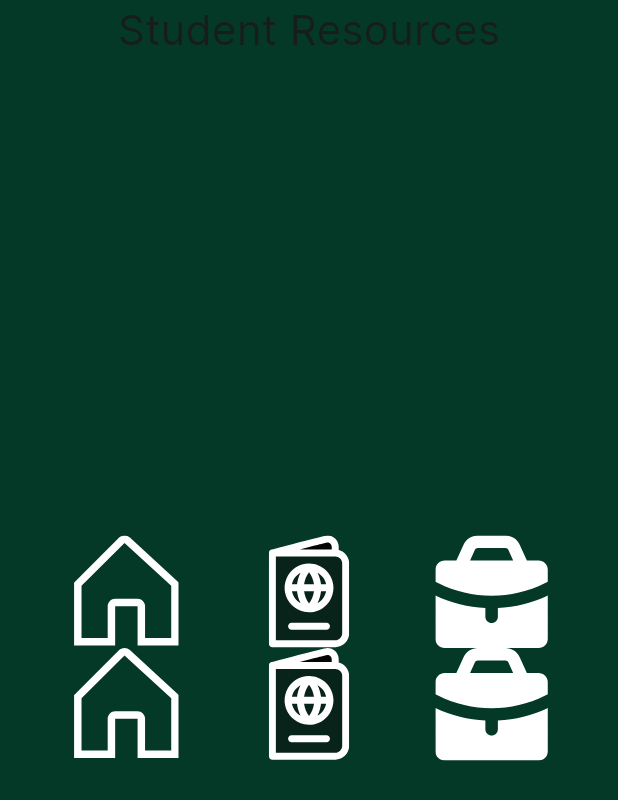
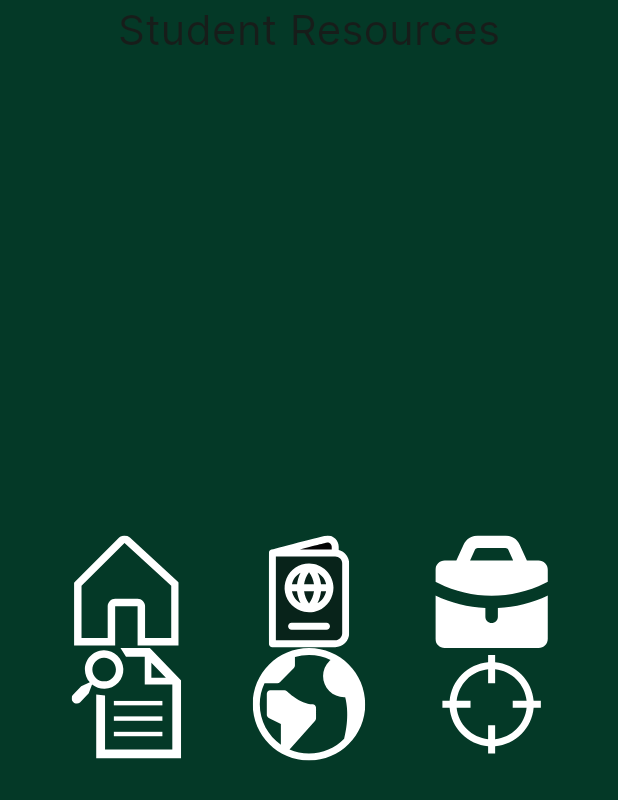
Before and after one commit to Name-ISS-for-the-lowest/mainproject, a Flutter app: the ResourceCenter widget shown alone on an empty page, opened directly, on a phone screen of 412 x 824 dp. Shown: the top 800 px of the screen. Run offline on Flutter 3.47's test engine with Material 2 defaults, Android fonts, the phone set to English and light mode, and no system bars; our stand-ins replace cookie_jar, dio, dio_cookie_manager, flutter_hooks, flutter_svg, html_unescape; missing offline and left inert: memoized; network calls fail.

Commit message:
images changed

```diff
--- a/frontend/lib/views/ResourceCenter.dart
+++ b/frontend/lib/views/ResourceCenter.dart
@@ -54,19 +54,19 @@ class _ResourceCenterState extends State<ResourceCenter> {
           children: [
             Spacer(),
             SizedBox(
-            child: SvgPicture.asset("assets/icon-homehome.svg"),
+            child: SvgPicture.asset("assets/icon-research.svg"),
             width: 75,
             height: 75,
             ),
             Spacer(),
             SizedBox(
-            child: SvgPicture.asset("assets/icon-visavisa.svg"),
+            child: SvgPicture.asset("assets/icon-earthearth.svg"),
             width: 75,
             height: 75,
             ),
             Spacer(),
             SizedBox(
-            child: SvgPicture.asset("assets/icon-jobjob.svg"),
+            child: SvgPicture.asset("assets/icon-serna.svg"),
             width: 75,
             height: 75,
             ),
```
Also changed, not shown: frontend/assets/icon-apida.svg (renamed from frontend/assets/🦆 icon _Center circle_apida.svg), frontend/assets/icon-earthearth.svg (renamed from frontend/assets/🦆 icon _earth_earth.svg), frontend/assets/icon-research.svg (renamed from frontend/assets/🦆 icon _research_research.svg), frontend/assets/icon-serna.svg (renamed from frontend/assets/🦆 icon _Center circle_serna.svg).
